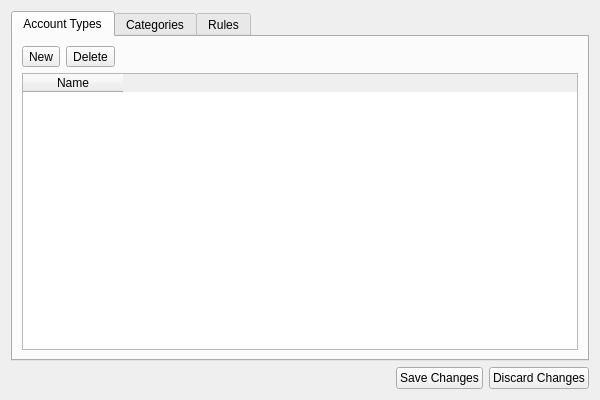
The window that ui/preferenceswidget.ui (dlbuchholz/aion-mirror) describes before a commit, drawn with Qt 5.
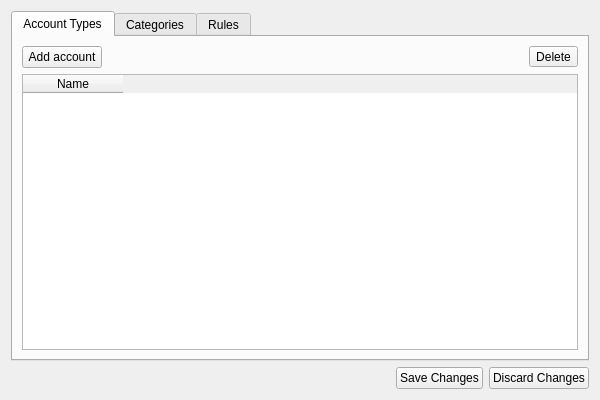
The same window after the commit. Icons and pictures are not drawn.

Commit message: Implement batch deletion and change UI/UX slightly

The edit to the form file:
```diff
--- a/ui/preferenceswidget.ui
+++ b/ui/preferenceswidget.ui
@@ -30,25 +30,15 @@
           <number>0</number>
          </property>
          <item>
-          <widget class="QToolButton" name="addAccountTypeButton">
+          <widget class="QPushButton" name="addAccountTypeButton">
            <property name="text">
-            <string>New</string>
+            <string>Add account</string>
            </property>
            <property name="icon">
             <iconset theme="QIcon::ThemeIcon::ListAdd"/>
            </property>
           </widget>
          </item>
-         <item>
-          <widget class="QToolButton" name="deleteAccountTypeButton">
-           <property name="text">
-            <string>Delete</string>
-           </property>
-           <property name="icon">
-            <iconset theme="QIcon::ThemeIcon::ListRemove"/>
-           </property>
-          </widget>
-         </item>
          <item>
           <spacer name="horizontalSpacer_2">
            <property name="orientation">
@@ -62,6 +52,16 @@
            </property>
           </spacer>
          </item>
+         <item>
+          <widget class="QToolButton" name="deleteAccountTypeButton">
+           <property name="text">
+            <string>Delete</string>
+           </property>
+           <property name="icon">
+            <iconset theme="QIcon::ThemeIcon::ListRemove"/>
+           </property>
+          </widget>
+         </item>
         </layout>
        </item>
        <item>
```
Left out of the diff: 24 changed lines with no effect on the pictures. The commit also changes 2 other files.
